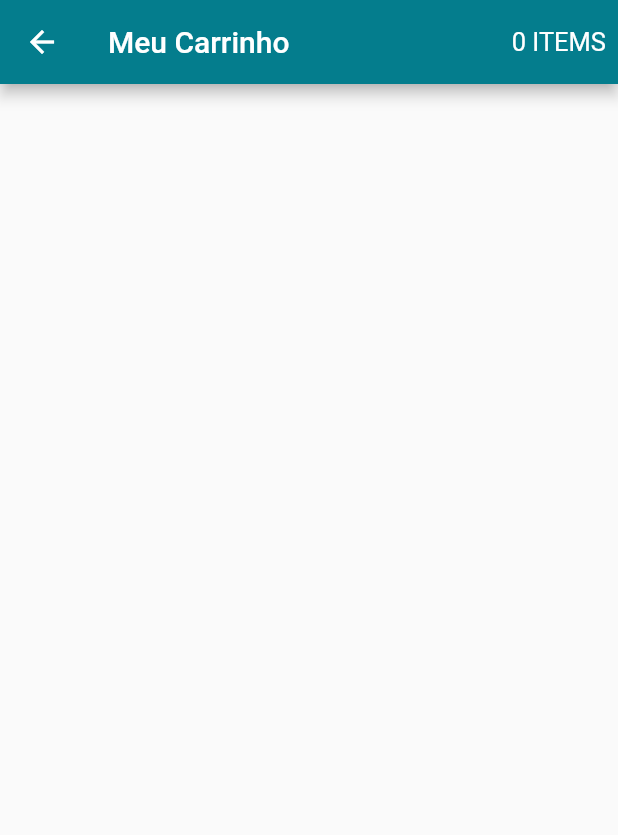
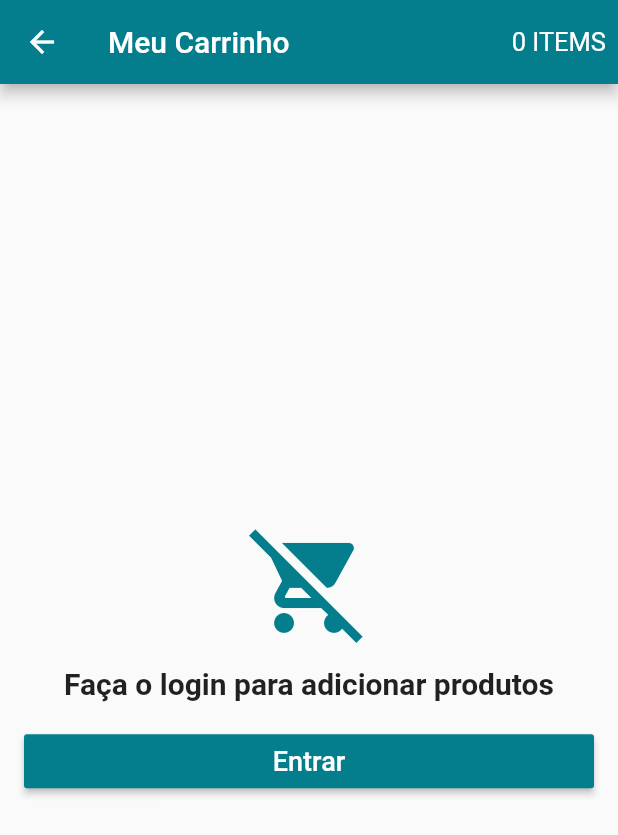
Before and after one commit to augustosilas/virtual-storage, a Flutter app: the CartScreen screen opened directly, on a phone screen of 412 x 824 dp. Shown: the top 835 px of the screen. Run offline on Flutter 3.47's test engine with Material 2 defaults, Android fonts, the phone set to English and light mode, and no system bars; our stand-ins replace carousel_pro, cloud_firestore, firebase_auth, firebase_core, transparent_image; accounts and stored records are empty.

Commit message:
creating the cart body
Signed-off-by: Silas Augusto <augusto.fernandes775@gmail.com>

```diff
--- a/lib/models/cart_model.dart
+++ b/lib/models/cart_model.dart
@@ -9,6 +9,8 @@ class CartModel extends Model {
   UserModel user;
 
   List<CartProduct> products = [];
+
+  bool isLoading = false;
 
   CartModel(this.user);
 
--- a/lib/screens/cart_screen.dart
+++ b/lib/screens/cart_screen.dart
@@ -1,6 +1,8 @@
 import 'package:flutter/material.dart';
 import 'package:scoped_model/scoped_model.dart';
 import 'package:virtual_store/models/cart_model.dart';
+import 'package:virtual_store/models/user_model.dart';
+import 'package:virtual_store/screens/login_screen.dart';
 
 class CartScreen extends StatelessWidget {
   @override
@@ -25,6 +27,59 @@ class CartScreen extends StatelessWidget {
           ),
         ],
       ),
+      body: ScopedModelDescendant<CartModel>(
+        builder: (context, child, model) {
+          if (model.isLoading && UserModel.of(context).isLoggedIn()) {
+            return Center(child: CircularProgressIndicator());
+          } else if (!UserModel.of(context).isLoggedIn()) {
+            return Container(
+              padding: EdgeInsets.all(16.0),
+              child: Column(
+                crossAxisAlignment: CrossAxisAlignment.stretch,
+                mainAxisAlignment: MainAxisAlignment.center,
+                children: [
+                  Icon(
+                    Icons.remove_shopping_cart,
+                    size: 80.0,
+                    color: Theme.of(context).primaryColor,
+                  ),
+                  SizedBox(height: 16.0),
+                  Text(
+                    "Faça o login para adicionar produtos",
+                    style: TextStyle(
+                      fontSize: 20.0,
+                      fontWeight: FontWeight.bold,
+                    ),
+                    textAlign: TextAlign.center,
+                  ),
+                  SizedBox(height: 16.0),
+                  RaisedButton(
+                    onPressed: () {
+                      Navigator.of(context).push(
+                        MaterialPageRoute(builder: (context) => LoginScreen()),
+                      );
+                    },
+                    child: Text(
+                      "Entrar",
+                      style: TextStyle(fontSize: 18.0),
+                    ),
+                    textColor: Colors.white,
+                    color: Theme.of(context).primaryColor,
+                  )
+                ],
+              ),
+            );
+          } else if (model.products == null || model.products.length == 0) {
+            return Center(
+              child: Text(
+                "Nenhum produto no carrinho",
+                style: TextStyle(fontSize: 20.0, fontWeight: FontWeight.bold),
+                textAlign: TextAlign.center,
+              ),
+            );
+          }
+        },
+      ),
     );
   }
 }
```
